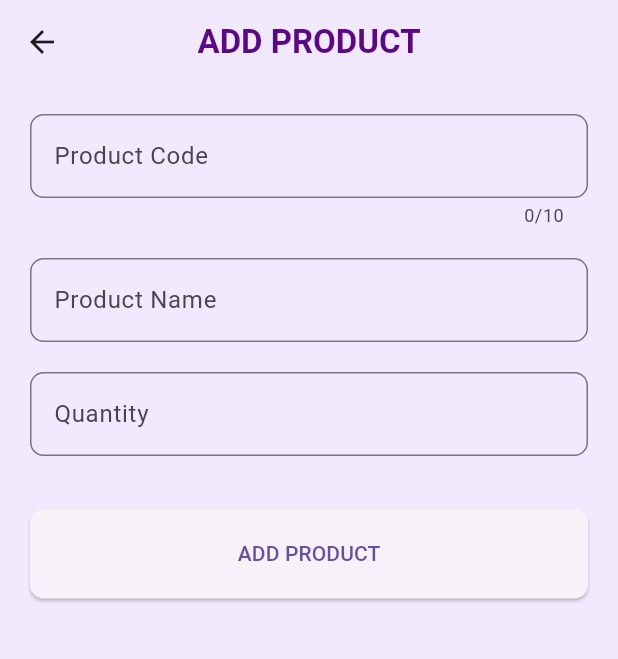
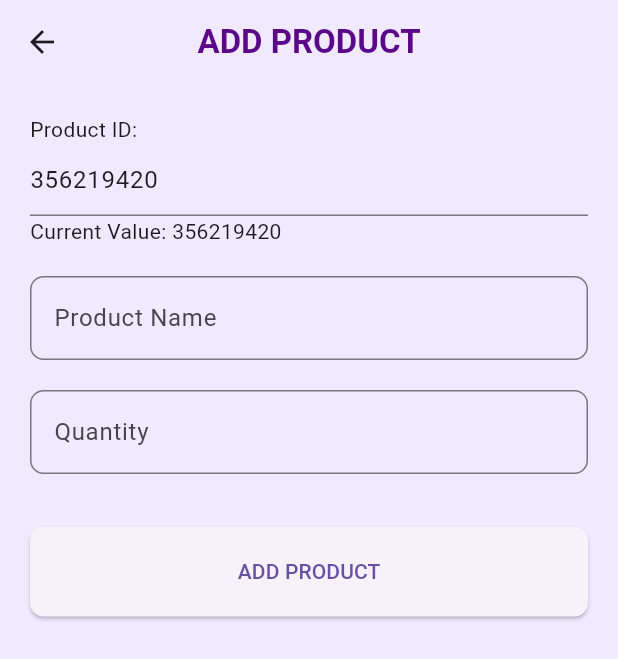
Before and after one commit to ghozifr/Digital-Inventory-Hub, a Flutter app: the screen it shows once a user with an empty profile is signed in, after a tap on "Add Product", on a phone screen of 412 x 824 dp. Shown: the top 659 px of the screen. Run offline on Flutter 3.47's test engine with Material 3 defaults, Android fonts, the phone set to English and light mode, and no system bars; our stand-ins replace animated_splash_screen, cloud_firestore, firebase_auth, firebase_core, get, lottie and 3 more; missing offline and left inert: flutter_barcode_scanner; accounts and stored records are empty; network calls fail.

Commit message:
generate random number for product ID and fix String and int error

```diff
--- a/inventory_hub/lib/app/modules/add_product/controllers/add_product_controller.dart
+++ b/inventory_hub/lib/app/modules/add_product/controllers/add_product_controller.dart
@@ -1,12 +1,33 @@
 import 'package:cloud_firestore/cloud_firestore.dart';
 import 'package:get/get.dart';
 import 'package:firebase_auth/firebase_auth.dart';
+import 'dart:math';
+import 'package:flutter/material.dart';
 
 class AddProductController extends GetxController {
   RxBool isLoading = false.obs;
 
   final FirebaseFirestore firestore = FirebaseFirestore.instance;
   final FirebaseAuth _auth = FirebaseAuth.instance;
+
+ RxInt productId = 0.obs;
+ late TextEditingController textController;
+
+  @override
+  void onInit() {
+    super.onInit();
+    // Generate a random product ID when the controller is initialized
+    generateRandomProductId();
+    textController = TextEditingController(text: productId.value.toString());
+    productId.listen((val) {
+      textController.text = val.toString();
+    });
+  }
+
+  void generateRandomProductId() {
+    Random random = Random();
+    productId.value = random.nextInt(1000000000);
+  }
 
   Future<Map<String, dynamic>> addProduct(Map<String, dynamic> data) async {
     try {
--- a/inventory_hub/lib/app/modules/add_product/views/add_product_view.dart
+++ b/inventory_hub/lib/app/modules/add_product/views/add_product_view.dart
@@ -8,6 +8,7 @@ class AddProductView extends GetView<AddProductController> {
   final TextEditingController codeC = TextEditingController();
   final TextEditingController nameC = TextEditingController();
   final TextEditingController qtyC = TextEditingController();
+  final AddProductController controllerR = Get.put(AddProductController());
 @override
 Widget build(BuildContext context) {
   return Scaffold(
@@ -26,23 +27,33 @@ Widget build(BuildContext context) {
     body: ListView(
       padding: const EdgeInsets.all(20),
       children: [
-        TextField(
-          autocorrect: false,
-          controller: codeC,
-          keyboardType: TextInputType.number,
-          maxLength: 10,
-          decoration: InputDecoration(
-            labelText: "Product Code",
-            border: OutlineInputBorder(
-              borderRadius: BorderRadius.circular(9),
-              borderSide: const BorderSide(color: Color(0xFFD0A2F7)), // Change border color
+        // TextField(
+        //   autocorrect: false,
+        //   controller: codeC,
+        //   keyboardType: TextInputType.number,
+        //   maxLength: 10,
+        //   decoration: InputDecoration(
+        //     labelText: "Product Code",
+        //     border: OutlineInputBorder(
+        //       borderRadius: BorderRadius.circular(9),
+        //       borderSide: const BorderSide(color: Color(0xFFD0A2F7)), // Change border color
+        //     ),
+        //     focusedBorder: OutlineInputBorder( // Change border color when focused
+        //       borderRadius: BorderRadius.circular(9),
+        //       borderSide: const BorderSide(color: Color(0xFF5B0888)), // Change border color when focused
+        //     ),
+        //   ),
+        // ),
+        Text('Product ID:'),
+            TextField(
+              controller: controllerR.textController,
+              keyboardType: TextInputType.number,
+              onChanged: (value) {
+                // Update the productId in the controller whenever the value changes
+                controllerR.productId.value = int.tryParse(value) ?? 0;
+              },
             ),
-            focusedBorder: OutlineInputBorder( // Change border color when focused
-              borderRadius: BorderRadius.circular(9),
-              borderSide: const BorderSide(color: Color(0xFF5B0888)), // Change border color when focused
-            ),
-          ),
-        ),
+            Obx(() => Text('Current Value: ${controllerR.productId}')),
         const SizedBox(height: 20),
         TextField(
           autocorrect: false,
@@ -80,8 +91,10 @@ Widget build(BuildContext context) {
         const SizedBox(height: 35),
         ElevatedButton(
           onPressed: () async {
+            codeC.text = controllerR.textController.value.text;
             if (controller.isLoading.isFalse) {
-              if (codeC.text.isNotEmpty &&
+              if (
+                //codeC.text.isNotEmpty &&
                   nameC.text.isNotEmpty &&
                   qtyC.text.isNotEmpty) {
                 controller.isLoading(true);
--- a/inventory_hub/lib/app/modules/registration/views/registration_view.dart
+++ b/inventory_hub/lib/app/modules/registration/views/registration_view.dart
@@ -151,4 +151,4 @@ Widget build(BuildContext context) {
 }
 }
 
-//tabahan
+//tabahan1
--- a/inventory_hub/pubspec.yaml
+++ b/inventory_hub/pubspec.yaml
@@ -11,6 +11,7 @@ dependencies:
   cupertino_icons: ^1.0.2
   firebase_auth: ^4.2.5
   firebase_core: ^2.4.1
+  firebase_database: ^10.0.1
   flutter:
     sdk: flutter
   flutter_barcode_scanner: ^2.0.0
```
Also changed, not shown: inventory_hub/pubspec.lock, 1 other file.
